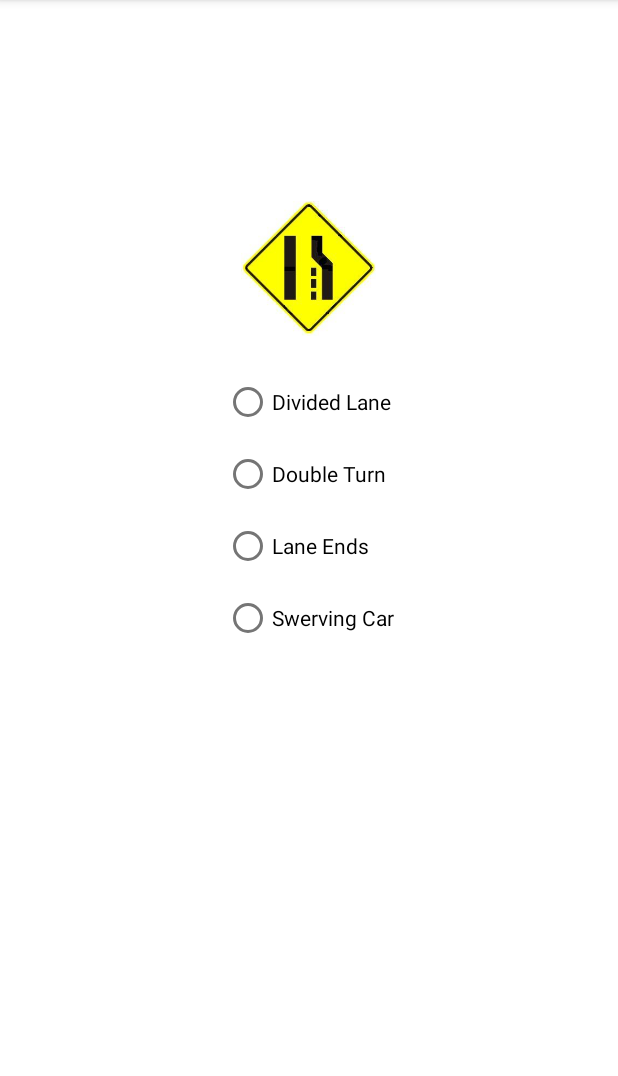
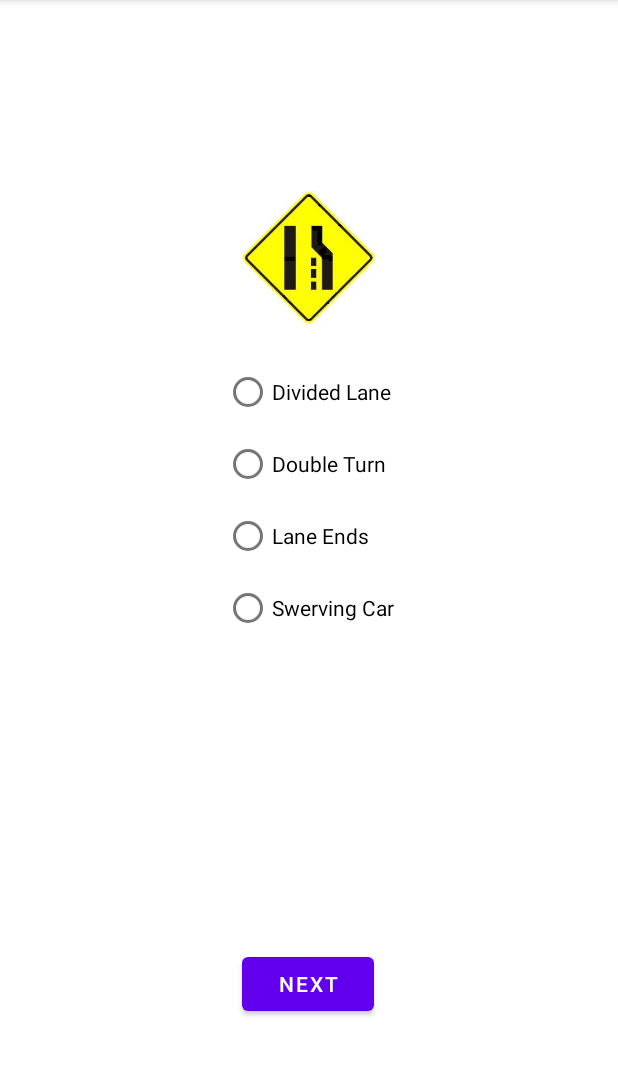
Before and after one commit to joaquinfox/Road-Sign-Test, an Android app: the screen it shows after launch (MainActivity), on a phone screen of 412 x 824 dp, the part 84-1160 px from its top. Run offline under Robolectric (Android 15) with nearby library versions, the phone set to English and light mode, and no system bars.

Commit message:
next button, FIXME pending

```diff
--- a/app/src/main/java/com/joaquin/roadsigntest/MainActivity.java
+++ b/app/src/main/java/com/joaquin/roadsigntest/MainActivity.java
@@ -5,6 +5,7 @@ import androidx.appcompat.app.AppCompatActivity;
 import android.content.Context;
 import android.os.Bundle;
 import android.view.View;
+import android.widget.Button;
 import android.widget.RadioButton;
 import android.widget.RadioGroup;
 import android.widget.TextView;
@@ -24,10 +25,12 @@ public class MainActivity extends AppCompatActivity {
         TextView tView = findViewById(R.id.textView);
         RadioGroup rg = findViewById(R.id.radioGroup);
         RadioButton checkedRadioButton = (RadioButton) rg.findViewById(rg.getCheckedRadioButtonId());
+        Button nextButton = findViewById(R.id.nextButton);
 
         String correctAnswer;
         correctAnswer = renderRandomImage(tView);
-        // Event listener on radio group and child buttons
+
+        //Set event listeners on radio group child buttons
         rg.setOnCheckedChangeListener(new RadioGroup.OnCheckedChangeListener() {
             @Override
             public void onCheckedChanged(RadioGroup radioGroup, int id) {
@@ -35,6 +38,15 @@ public class MainActivity extends AppCompatActivity {
                 String userAnswer = checkedRadioButton.getText().toString();
 
                 evaluateAnswer(correctAnswer, userAnswer);
+            }
+        });
+
+//        Set click listener on nextButton
+        // FIXME: does not update correctAnswer var;
+        nextButton.setOnClickListener(new View.OnClickListener() {
+            @Override
+            public void onClick(View v) {
+                renderRandomImage(tView);
             }
         });
 
@@ -65,6 +77,7 @@ public class MainActivity extends AppCompatActivity {
             default:
                 Log.i(TAG, "Something horrible has happened");
         }
+        ;
 //        Log.i(TAG, " " + correctResponse);
         return correctResponse;
     }
--- a/app/src/main/res/layout/activity_main.xml
+++ b/app/src/main/res/layout/activity_main.xml
@@ -10,7 +10,9 @@
         android:id="@+id/textView"
         android:layout_width="90dp"
         android:layout_height="90dp"
-        app:layout_constraintBottom_toBottomOf="parent"
+        android:layout_marginTop="127dp"
+        android:layout_marginBottom="251dp"
+        app:layout_constraintBottom_toTopOf="@+id/button3"
         app:layout_constraintEnd_toEndOf="parent"
         app:layout_constraintHorizontal_bias="0.498"
         app:layout_constraintStart_toStartOf="parent"
@@ -19,10 +21,10 @@
 
     <RadioGroup
         android:id="@+id/radioGroup"
-        android:orientation="vertical"
         android:layout_width="wrap_content"
         android:layout_height="wrap_content"
         android:layout_marginTop="20dp"
+        android:orientation="vertical"
         app:layout_constraintEnd_toEndOf="parent"
         app:layout_constraintStart_toStartOf="parent"
         app:layout_constraintTop_toBottomOf="@+id/textView">
@@ -52,4 +54,15 @@
             android:text="Swerving Car" />
     </RadioGroup>
 
+    <Button
+        android:id="@+id/nextButton"
+        android:layout_width="wrap_content"
+        android:layout_height="wrap_content"
+        android:layout_marginBottom="88dp"
+        android:text="Next"
+        app:layout_constraintBottom_toBottomOf="parent"
+        app:layout_constraintEnd_toEndOf="parent"
+        app:layout_constraintHorizontal_bias="0.498"
+        app:layout_constraintStart_toStartOf="parent" />
+
 </androidx.constraintlayout.widget.ConstraintLayout>
```
